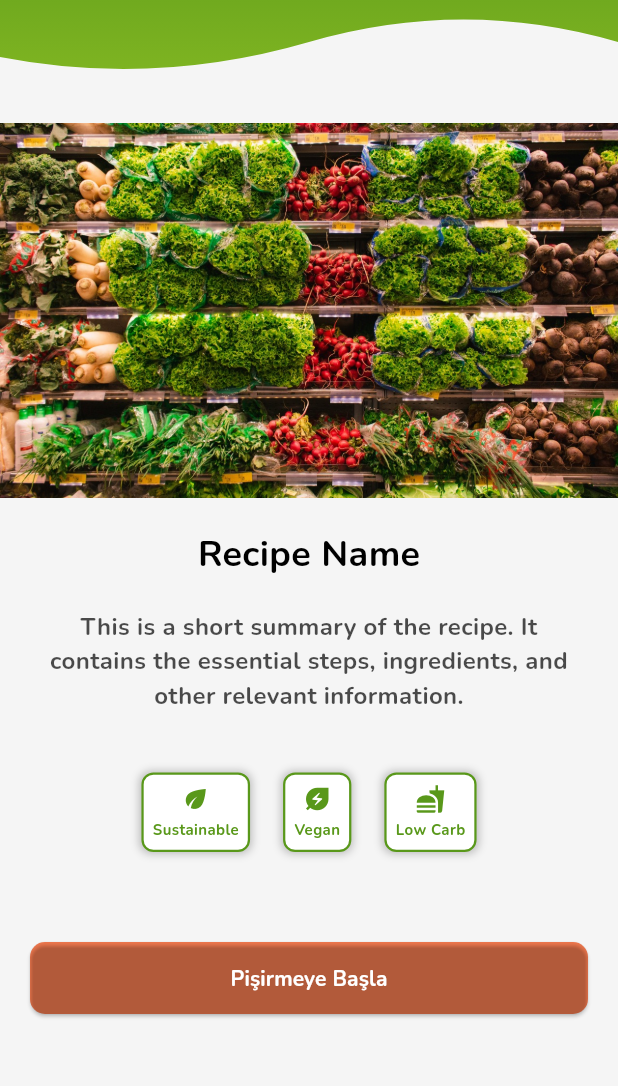
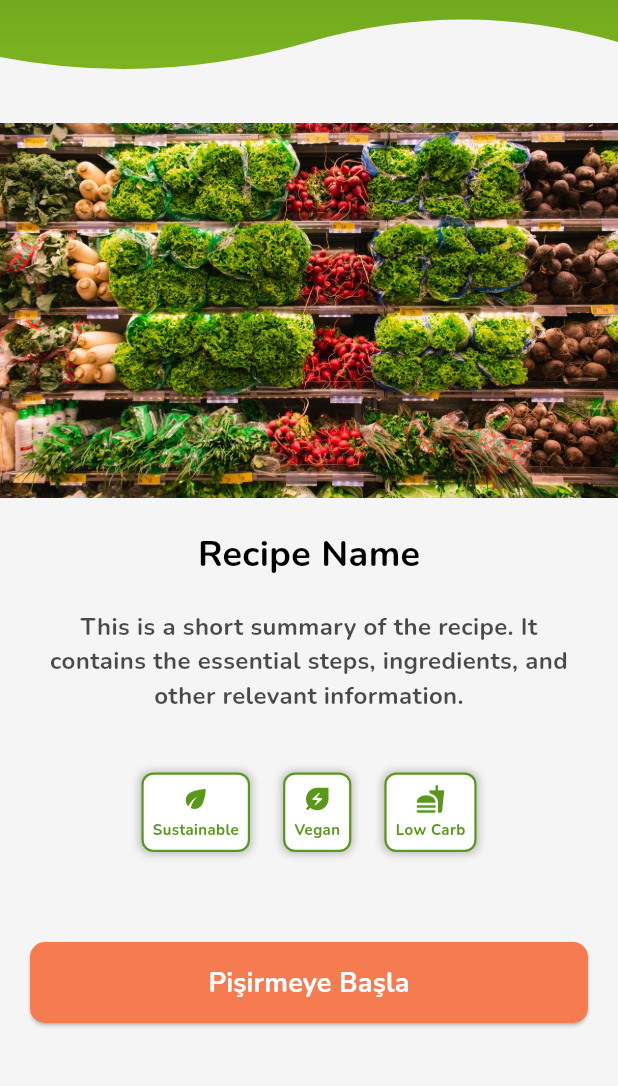
Before and after one commit to berkemremert/yesilsepet, a Flutter app: the RecipeDetail screen opened directly, on a phone screen of 412 x 824 dp, the part 123-1209 px from its top. Run offline on Flutter 3.47's test engine with Material 3 defaults, Android fonts, the phone set to English and light mode, and no system bars; our stand-ins replace font_awesome_flutter.

Commit message:
elevated button bug fix

```diff
--- a/lib/Views/recipeDetailPage/recipe_detail.dart
+++ b/lib/Views/recipeDetailPage/recipe_detail.dart
@@ -120,20 +120,12 @@ class _RecipeDetailState extends State<RecipeDetail> {
                     padding: const EdgeInsets.all(20.0),
                     child: Container(
                       width: double.infinity,
-                      decoration: BoxDecoration(
-                        gradient: LinearGradient(
-                          colors: [AppColors.coralOrange, AppColors.coralOrange],
-                          begin: Alignment.topLeft,
-                          end: Alignment.bottomRight,
-                        ),
-                        borderRadius: BorderRadius.circular(10.0),
-                      ),
                       child: ElevatedButton(
                         onPressed: () {
                           print('şlsdkflşsdkflşs');
                         },
                         style: ElevatedButton.styleFrom(
-                          backgroundColor: Colors.transparent,
+                          backgroundColor: AppColors.coralOrange,
                           padding: EdgeInsets.symmetric(vertical: 14.0, horizontal: 30.0),
                           shape: RoundedRectangleBorder(
                             borderRadius: BorderRadius.circular(10.0),
@@ -143,6 +135,7 @@ class _RecipeDetailState extends State<RecipeDetail> {
                           'Pişirmeye Başla',
                           style: TextStyle(
                             fontWeight: FontWeight.bold,
+                            fontSize: 18,
                             color: AppColors.pureWhite,
                           ),
                         ),
```
